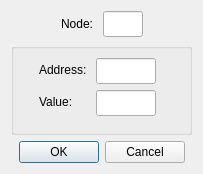
This is omodsim/dialogs/dialogwriteholdingregister.ui in sanny32/OpenModSim as Qt 5 draws it before an edit. The edited form follows.
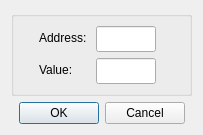
This is the edited form. Custom widgets are drawn as their Qt base class.

Diff of the .ui file:
```diff
--- a/omodsim/dialogs/dialogwriteholdingregister.ui
+++ b/omodsim/dialogs/dialogwriteholdingregister.ui
@@ -7,72 +7,13 @@
     <x>0</x>
     <y>0</y>
     <width>203</width>
-    <height>174</height>
+    <height>130</height>
    </rect>
   </property>
   <property name="windowTitle">
    <string>Write Register</string>
   </property>
   <layout class="QVBoxLayout" name="verticalLayout">
-   <item>
-    <layout class="QHBoxLayout" name="horizontalLayout">
-     <item>
-      <spacer name="horizontalSpacer_2">
-       <property name="orientation">
-        <enum>Qt::Horizontal</enum>
-       </property>
-       <property name="sizeHint" stdset="0">
-        <size>
-         <width>40</width>
-         <height>20</height>
-        </size>
-       </property>
-      </spacer>
-     </item>
-     <item>
-      <widget class="QLabel" name="labelNode">
-       <property name="text">
-        <string>Node: </string>
-       </property>
-      </widget>
-     </item>
-     <item>
-      <widget class="NumericLineEdit" name="lineEditNode">
-       <property name="sizePolicy">
-        <sizepolicy hsizetype="Fixed" vsizetype="Fixed">
-         <horstretch>0</horstretch>
-         <verstretch>0</verstretch>
-        </sizepolicy>
-       </property>
-       <property name="minimumSize">
-        <size>
-         <width>0</width>
-         <height>26</height>
-        </size>
-       </property>
-       <property name="maximumSize">
-        <size>
-         <width>40</width>
-         <height>16777215</height>
-        </size>
-       </property>
-      </widget>
-     </item>
-     <item>
-      <spacer name="horizontalSpacer">
-       <property name="orientation">
-        <enum>Qt::Horizontal</enum>
-       </property>
-       <property name="sizeHint" stdset="0">
-        <size>
-         <width>40</width>
-         <height>20</height>
-        </size>
-       </property>
-      </spacer>
-     </item>
-    </layout>
-   </item>
    <item>
     <widget class="QGroupBox" name="groupBox">
      <layout class="QFormLayout" name="formLayout">
```
Left out of the diff: 1 changed line with no effect on the pictures.
